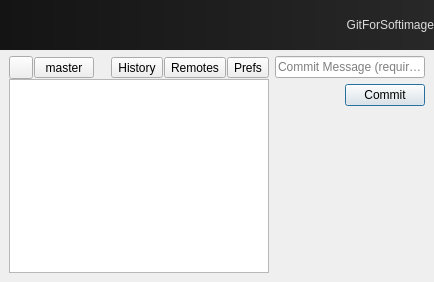
Old version of the form gitforsoftimage/layout/ui/git.ui in the repository csaez/gitforsoftimage.
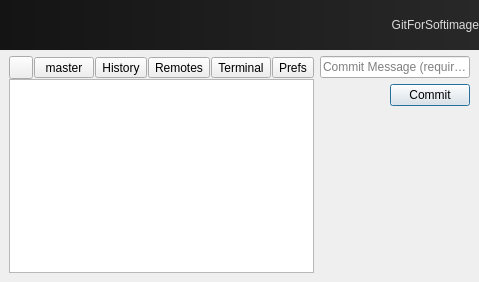
New version of the form.

Commit message: terminal button added

The edit to the form file:
```diff
--- a/gitforsoftimage/layout/ui/git.ui
+++ b/gitforsoftimage/layout/ui/git.ui
@@ -158,6 +158,13 @@
             </property>
            </widget>
           </item>
+          <item>
+           <widget class="QToolButton" name="terminal_button">
+            <property name="text">
+             <string>Terminal</string>
+            </property>
+           </widget>
+          </item>
           <item>
            <widget class="QToolButton" name="prefs_button">
             <property name="toolTip">
```
Left out of the diff: 22 changed lines with no effect on the pictures. The commit also changes 2 other files.
